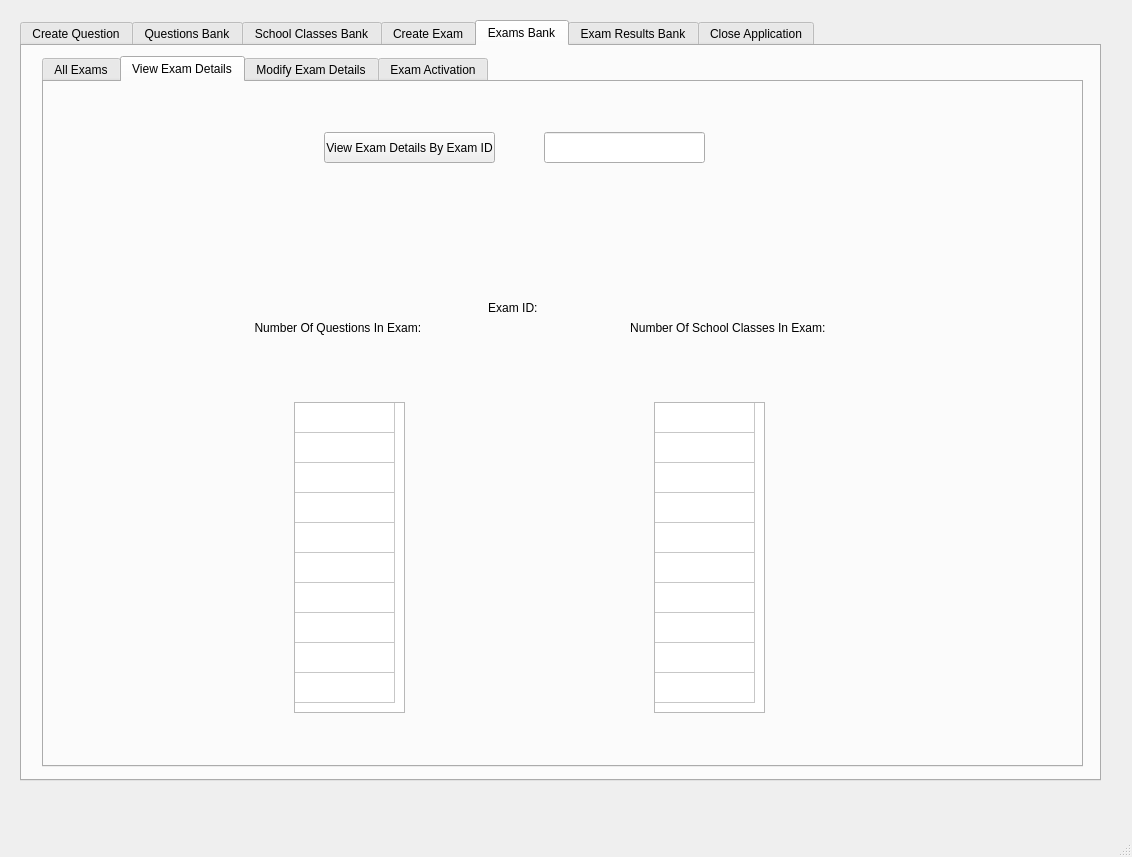
This is GUI/TeacherGUIQtDesigner.ui in applet199/OOPCourseWorkTwo as Qt 5 draws it before an edit. The edited form follows.
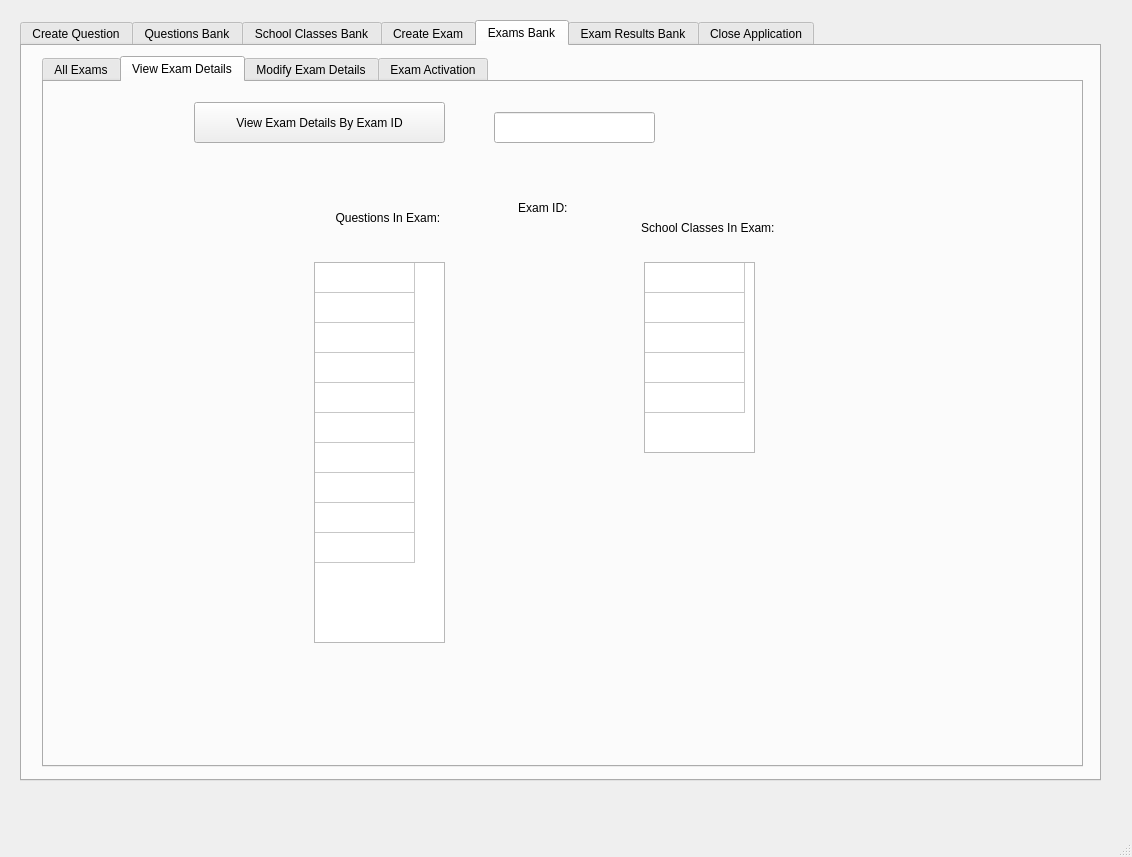
This is the edited form. The open tabs and pages were chosen to show the change.

The edit to the form file:
```diff
--- a/GUI/TeacherGUIQtDesigner.ui
+++ b/GUI/TeacherGUIQtDesigner.ui
@@ -1673,10 +1673,10 @@
        <widget class="QPushButton" name="pushButton_15">
         <property name="geometry">
          <rect>
-          <x>280</x>
-          <y>50</y>
-          <width>171</width>
-          <height>31</height>
+          <x>150</x>
+          <y>20</y>
+          <width>251</width>
+          <height>41</height>
          </rect>
         </property>
         <property name="text">
@@ -1686,24 +1686,27 @@
        <widget class="QLineEdit" name="lineEdit_14">
         <property name="geometry">
          <rect>
-          <x>500</x>
-          <y>50</y>
+          <x>450</x>
+          <y>30</y>
           <width>161</width>
           <height>31</height>
          </rect>
         </property>
+        <property name="alignment">
+         <set>Qt::AlignCenter</set>
+        </property>
        </widget>
        <widget class="QTableWidget" name="tableWidget_6">
         <property name="geometry">
          <rect>
-          <x>610</x>
-          <y>320</y>
+          <x>600</x>
+          <y>180</y>
           <width>111</width>
-          <height>311</height>
+          <height>191</height>
          </rect>
         </property>
         <property name="rowCount">
-         <number>10</number>
+         <number>5</number>
         </property>
         <property name="columnCount">
          <number>1</number>
@@ -1719,24 +1722,19 @@
         <row/>
         <row/>
         <row/>
-        <row/>
-        <row/>
-        <row/>
-        <row/>
-        <row/>
         <column/>
        </widget>
        <widget class="QLabel" name="label_19">
         <property name="geometry">
          <rect>
-          <x>190</x>
-          <y>230</y>
+          <x>240</x>
+          <y>120</y>
           <width>211</width>
           <height>31</height>
          </rect>
         </property>
         <property name="text">
-         <string>Number Of Questions In Exam: </string>
+         <string>Questions In Exam: </string>
         </property>
         <property name="alignment">
          <set>Qt::AlignCenter</set>
@@ -1748,10 +1746,10 @@
        <widget class="QTableWidget" name="tableWidget_7">
         <property name="geometry">
          <rect>
-          <x>250</x>
-          <y>320</y>
-          <width>111</width>
-          <height>311</height>
+          <x>270</x>
+          <y>180</y>
+          <width>131</width>
+          <height>381</height>
          </rect>
         </property>
         <property name="rowCount">
@@ -1781,14 +1779,14 @@
        <widget class="QLabel" name="label_21">
         <property name="geometry">
          <rect>
-          <x>580</x>
-          <y>230</y>
+          <x>560</x>
+          <y>130</y>
           <width>211</width>
           <height>31</height>
          </rect>
         </property>
         <property name="text">
-         <string>Number Of School Classes In Exam: </string>
+         <string>School Classes In Exam: </string>
         </property>
         <property name="alignment">
          <set>Qt::AlignCenter</set>
@@ -1800,8 +1798,8 @@
        <widget class="QLabel" name="label_18">
         <property name="geometry">
          <rect>
-          <x>390</x>
-          <y>200</y>
+          <x>420</x>
+          <y>100</y>
           <width>161</width>
           <height>51</height>
          </rect>
@@ -1816,10 +1814,10 @@
        <widget class="QLabel" name="label_20">
         <property name="geometry">
          <rect>
-          <x>410</x>
-          <y>130</y>
-          <width>151</width>
-          <height>31</height>
+          <x>680</x>
+          <y>10</y>
+          <width>221</width>
+          <height>51</height>
          </rect>
         </property>
         <property name="text">
```
Left out of the diff: 90 changed lines with no effect on the pictures.
